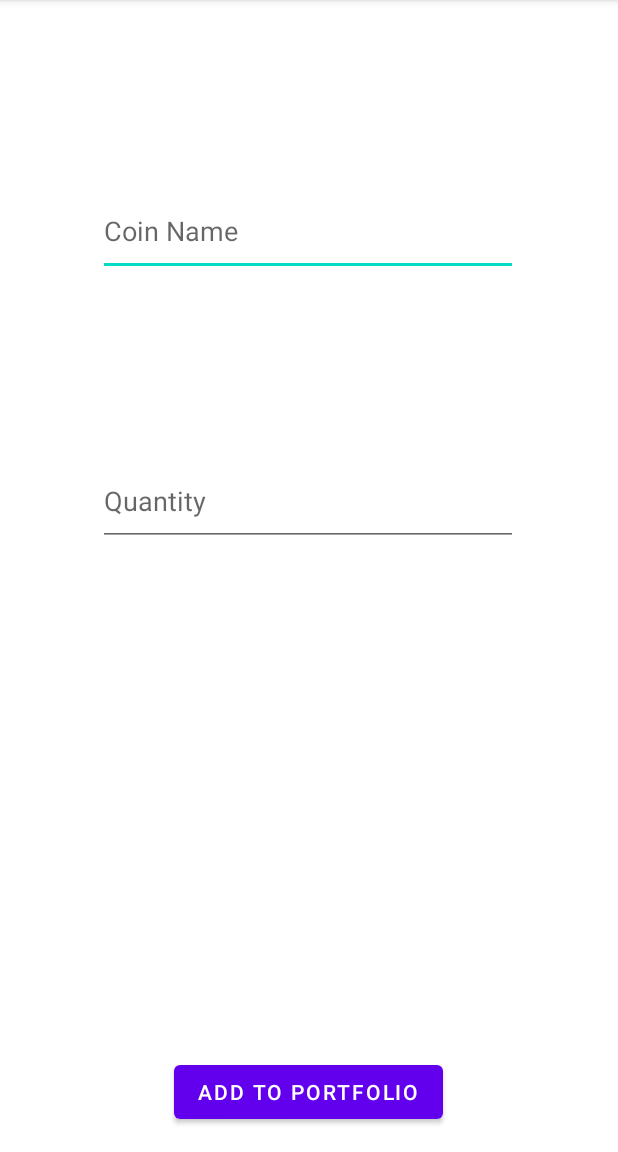
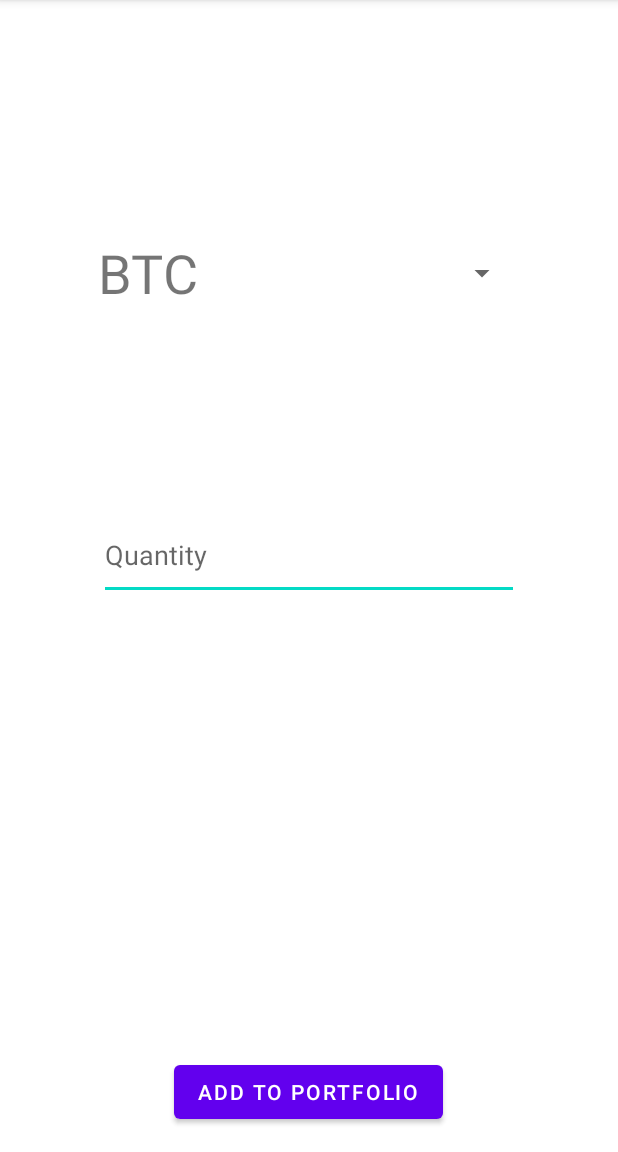
Before and after one commit to Ecnavda/localcoin, an Android app: the AddCoinActivity screen opened directly, with no data from a screen before it, on a phone screen of 412 x 824 dp, the part 84-1236 px from its top. Run offline under Robolectric (Android 15) with nearby library versions, the phone set to English and light mode, and no system bars.

Commit message:
Added spinner.

```diff
--- a/app/src/main/java/com/example/localcoin/AddCoinActivity.kt
+++ b/app/src/main/java/com/example/localcoin/AddCoinActivity.kt
@@ -6,9 +6,7 @@ import android.content.res.AssetManager
 import androidx.appcompat.app.AppCompatActivity
 import android.os.Bundle
 import android.util.Log
-import android.widget.Button
-import android.widget.TextView
-import android.widget.Toast
+import android.widget.*
 import java.io.*
 import java.lang.StringBuilder
 
@@ -18,14 +16,23 @@ class AddCoinActivity : AppCompatActivity() {
         super.onCreate(savedInstanceState)
         setContentView(R.layout.activity_add_coin)
 
-        val coinNameTextView = findViewById<TextView>(R.id.coinName)
+        //val coinNameTextView = findViewById<TextView>(R.id.coinName)
         val numbCointextView = findViewById<TextView>(R.id.numberOfCoin)
         val getCoinButton = findViewById<Button>(R.id.getCoinB)
 
-
+        val coinSpin = findViewById<Spinner>(R.id.coinNameSpin)
+        ArrayAdapter.createFromResource(
+            this,
+            R.array.coin_spinner,
+            R.layout.spinner_style
+        ).also { adapter ->
+            adapter.setDropDownViewResource(android.R.layout.simple_spinner_dropdown_item)
+            coinSpin.adapter = adapter
+        }
 
         getCoinButton.setOnClickListener {
-            val coinName = coinNameTextView.text.toString()
+            //val coinName = coinNameTextView.text.toString()
+            val coinName = coinSpin.selectedItem.toString()
             val numberCoin = numbCointextView.text.toString()
             println(coinName)
             println("I am dumb")
--- a/app/src/main/res/layout/activity_add_coin.xml
+++ b/app/src/main/res/layout/activity_add_coin.xml
@@ -5,21 +5,6 @@
     android:layout_width="match_parent"
     android:layout_height="match_parent"
     tools:context=".AddCoinActivity">
-
-    <EditText
-        android:id="@+id/coinName"
-        android:layout_width="280dp"
-        android:layout_height="60dp"
-        android:layout_marginTop="124dp"
-        android:layout_marginBottom="120dp"
-        android:ems="10"
-        android:hint="Coin Name"
-        android:inputType="textPersonName"
-        app:layout_constraintBottom_toTopOf="@+id/numberOfCoin"
-        app:layout_constraintEnd_toEndOf="parent"
-        app:layout_constraintHorizontal_bias="0.496"
-        app:layout_constraintStart_toStartOf="parent"
-        app:layout_constraintTop_toTopOf="parent" />
 
     <Button
         android:id="@+id/getCoinB"
@@ -36,12 +21,21 @@
         android:id="@+id/numberOfCoin"
         android:layout_width="280dp"
         android:layout_height="60dp"
-        android:layout_marginTop="120dp"
+        android:layout_marginTop="128dp"
         android:ems="10"
         android:hint="Quantity"
         android:inputType="number"
         app:layout_constraintEnd_toEndOf="parent"
+        app:layout_constraintStart_toStartOf="parent"
+        app:layout_constraintTop_toBottomOf="@+id/coinNameSpin" />
+
+    <Spinner
+        android:id="@+id/coinNameSpin"
+        android:layout_width="280dp"
+        android:layout_height="60dp"
+        android:layout_marginTop="152dp"
+        app:layout_constraintEnd_toEndOf="parent"
         app:layout_constraintHorizontal_bias="0.496"
         app:layout_constraintStart_toStartOf="parent"
-        app:layout_constraintTop_toBottomOf="@+id/coinName" />
+        app:layout_constraintTop_toTopOf="parent" />
 </androidx.constraintlayout.widget.ConstraintLayout>
--- /dev/null
+++ b/app/src/main/res/layout/spinner_style.xml
@@ -0,0 +1,6 @@
+<?xml version="1.0" encoding="utf-8"?>
+<TextView xmlns:android="http://schemas.android.com/apk/res/android"
+    android:layout_width="fill_parent"
+    android:layout_height="wrap_content"
+    android:textSize="36sp"
+    />
--- /dev/null
+++ b/app/src/main/res/values/add_coin_spinner_items.xml
@@ -0,0 +1,10 @@
+<?xml version="1.0" encoding="utf-8"?>
+<resources>
+    <string-array name="coin_spinner">
+        <item>BTC</item>
+        <item>ETH</item>
+        <item>XRP</item>
+        <item>LTC</item>
+        <item>BCH</item>
+    </string-array>
+</resources>
```
